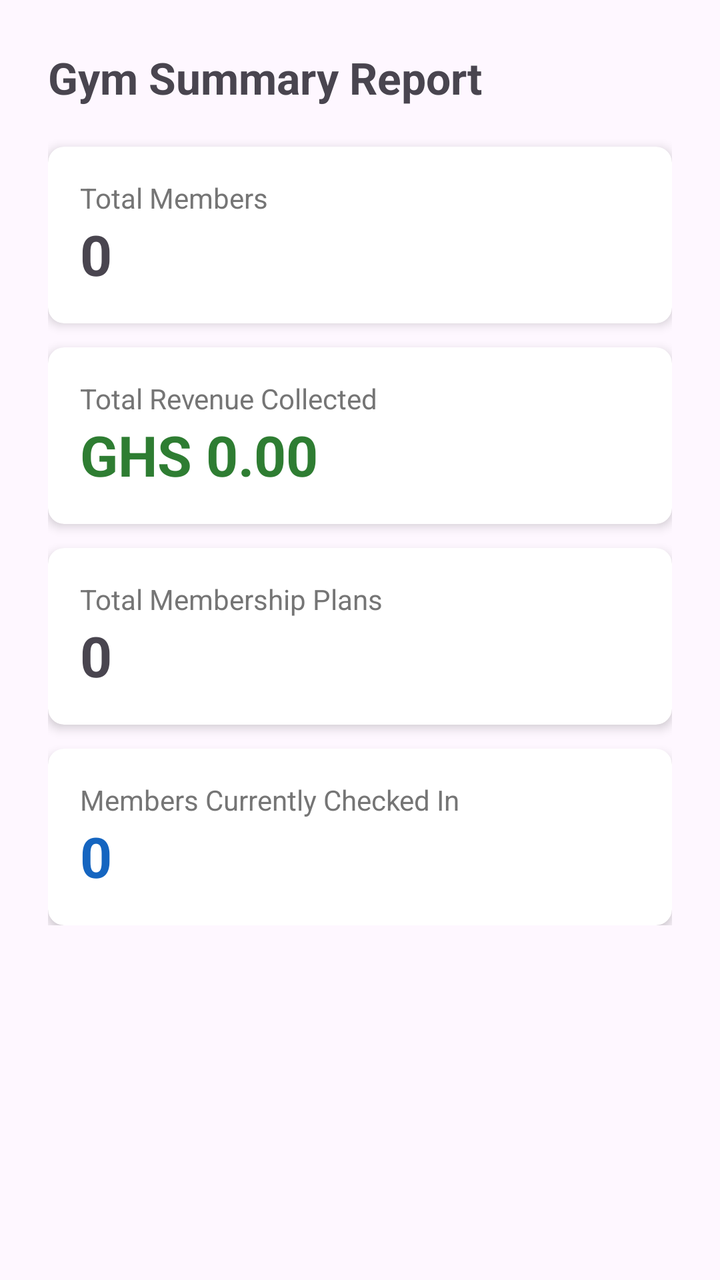
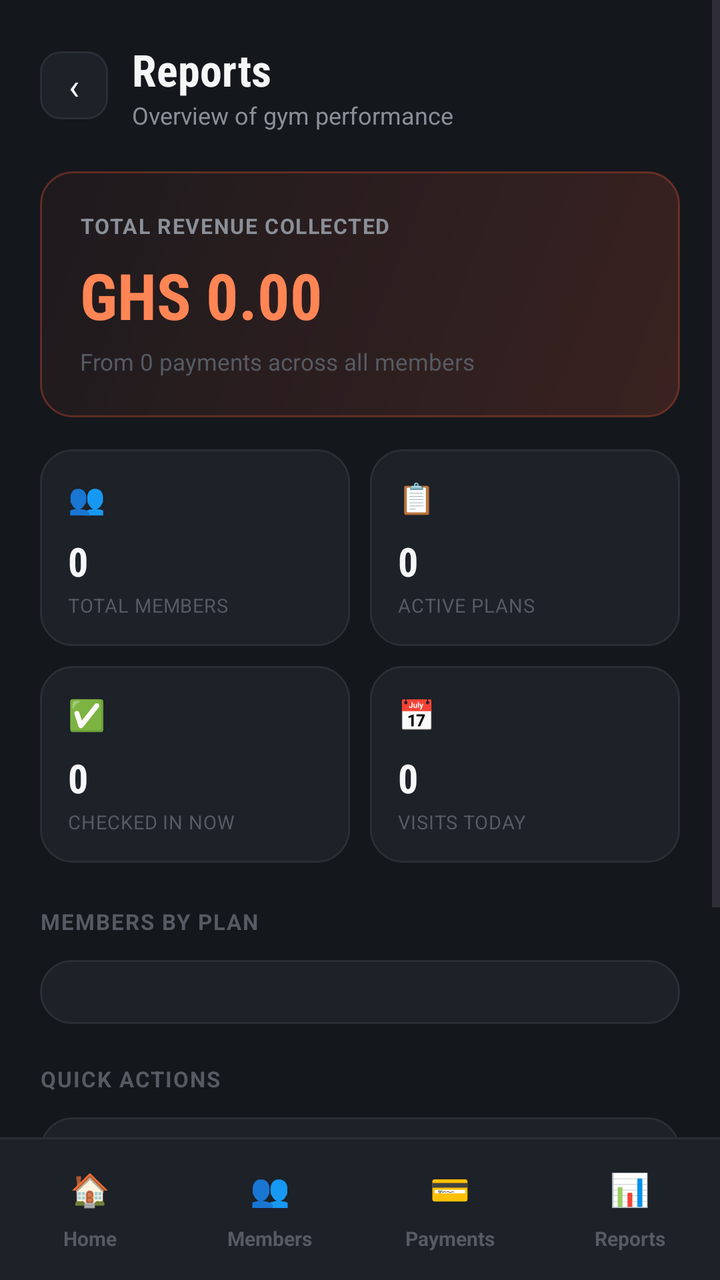

The first picture is an Android layout as it rendered before a commit; the second is the same layout after the commit. The layout source and the unified diff follow.
<!-- AndroidManifest.xml: application theme Theme.GymMembershipSystem -->
<!-- res/layout/activity_reports.xml -->
<?xml version="1.0" encoding="utf-8"?>
<ScrollView xmlns:android="http://schemas.android.com/apk/res/android"
    android:layout_width="match_parent"
    android:layout_height="match_parent">

    <LinearLayout
        android:layout_width="match_parent"
        android:layout_height="wrap_content"
        android:orientation="vertical"
        android:padding="24dp">

        <TextView
            android:layout_width="wrap_content"
            android:layout_height="wrap_content"
            android:text="Gym Summary Report"
            android:textSize="22sp"
            android:textStyle="bold"
            android:layout_marginBottom="20dp" />

        <androidx.cardview.widget.CardView
            android:layout_width="match_parent"
            android:layout_height="wrap_content"
            app:cardCornerRadius="8dp"
            app:cardElevation="3dp"
            android:layout_marginBottom="12dp"
            xmlns:app="http://schemas.android.com/apk/res-auto">

            <LinearLayout
                android:layout_width="match_parent"
                android:layout_height="wrap_content"
                android:orientation="vertical"
                android:padding="16dp">

                <TextView
                    android:layout_width="match_parent"
                    android:layout_height="wrap_content"
                    android:text="Total Members"
                    android:textColor="#757575" />

                <TextView
                    android:id="@+id/tvTotalMembers"
                    android:layout_width="match_parent"
                    android:layout_height="wrap_content"
                    android:text="0"
                    android:textSize="28sp"
                    android:textStyle="bold" />

            </LinearLayout>
        </androidx.cardview.widget.CardView>

        <androidx.cardview.widget.CardView
            android:layout_width="match_parent"
            android:layout_height="wrap_content"
            app:cardCornerRadius="8dp"
            app:cardElevation="3dp"
            android:layout_marginBottom="12dp"
            xmlns:app="http://schemas.android.com/apk/res-auto">

            <LinearLayout
                android:layout_width="match_parent"
                android:layout_height="wrap_content"
                android:orientation="vertical"
                android:padding="16dp">

                <TextView
                    android:layout_width="match_parent"
                    android:layout_height="wrap_content"
                    android:text="Total Revenue Collected"
                    android:textColor="#757575" />

                <TextView
                    android:id="@+id/tvTotalRevenue"
                    android:layout_width="match_parent"
                    android:layout_height="wrap_content"
                    android:text="GHS 0.00"
                    android:textSize="28sp"
                    android:textStyle="bold"
                    android:textColor="#2E7D32" />

            </LinearLayout>
        </androidx.cardview.widget.CardView>

        <androidx.cardview.widget.CardView
            android:layout_width="match_parent"
            android:layout_height="wrap_content"
            app:cardCornerRadius="8dp"
            app:cardElevation="3dp"
            android:layout_marginBottom="12dp"
            xmlns:app="http://schemas.android.com/apk/res-auto">

            <LinearLayout
                android:layout_width="match_parent"
                android:layout_height="wrap_content"
                android:orientation="vertical"
                android:padding="16dp">

                <TextView
                    android:layout_width="match_parent"
                    android:layout_height="wrap_content"
                    android:text="Total Membership Plans"
                    android:textColor="#757575" />

                <TextView
                    android:id="@+id/tvTotalPlans"
                    android:layout_width="match_parent"
                    android:layout_height="wrap_content"
                    android:text="0"
                    android:textSize="28sp"
                    android:textStyle="bold" />

            </LinearLayout>
        </androidx.cardview.widget.CardView>

        <androidx.cardview.widget.CardView
            android:layout_width="match_parent"
            android:layout_height="wrap_content"
            app:cardCornerRadius="8dp"
            app:cardElevation="3dp"
            xmlns:app="http://schemas.android.com/apk/res-auto">

            <LinearLayout
                android:layout_width="match_parent"
                android:layout_height="wrap_content"
                android:orientation="vertical"
                android:padding="16dp">

                <TextView
                    android:layout_width="match_parent"
                    android:layout_height="wrap_content"
                    android:text="Members Currently Checked In"
                    android:textColor="#757575" />

                <TextView
                    android:id="@+id/tvCheckedIn"
                    android:layout_width="match_parent"
                    android:layout_height="wrap_content"
                    android:text="0"
                    android:textSize="28sp"
                    android:textStyle="bold"
                    android:textColor="#1565C0" />

            </LinearLayout>
        </androidx.cardview.widget.CardView>

    </LinearLayout>

</ScrollView>
<!-- resources referenced by this layout -->
<resources>
  <style name="Theme.GymMembershipSystem" parent="Base.Theme.GymMembershipSystem" />
  <style name="Base.Theme.GymMembershipSystem" parent="Theme.Material3.DayNight.NoActionBar">
          
          
      </style>
</resources>

<!-- the commit's change to res/layout/activity_reports.xml (unified diff, before → after) -->
@@ -1,147 +1,542 @@
 <?xml version="1.0" encoding="utf-8"?>
-<ScrollView xmlns:android="http://schemas.android.com/apk/res/android"
+<LinearLayout xmlns:android="http://schemas.android.com/apk/res/android"
     android:layout_width="match_parent"
-    android:layout_height="match_parent">
+    android:layout_height="match_parent"
+    android:orientation="vertical"
+    android:background="@color/bg_dark">
+
+    <ScrollView
+        android:layout_width="match_parent"
+        android:layout_height="0dp"
+        android:layout_weight="1">
+
+        <LinearLayout
+            android:layout_width="match_parent"
+            android:layout_height="wrap_content"
+            android:orientation="vertical"
+            android:padding="20dp"
+            android:paddingTop="50dp">
+
+        <LinearLayout
+            android:layout_width="match_parent"
+            android:layout_height="wrap_content"
+            android:orientation="horizontal"
+            android:gravity="center_vertical"
+            android:layout_marginBottom="20dp">
+
+            <TextView
+                android:id="@+id/btnBack"
+                android:layout_width="34dp"
+                android:layout_height="34dp"
+                android:background="@drawable/bg_back_chip"
+                android:gravity="center"
+                android:text="‹"
+                android:textColor="@color/text_primary"
+                android:textSize="18sp"
+                android:clickable="true"
+                android:focusable="true" />
+
+            <LinearLayout
+                android:layout_width="0dp"
+                android:layout_height="wrap_content"
+                android:layout_weight="1"
+                android:orientation="vertical"
+                android:layout_marginStart="12dp">
+
+                <TextView
+                    android:layout_width="wrap_content"
+                    android:layout_height="wrap_content"
+                    android:text="Reports"
+                    android:textColor="@color/text_primary"
+                    android:textSize="22sp"
+                    android:fontFamily="sans-serif-condensed"
+                    android:textStyle="bold" />
+
+                <TextView
+                    android:layout_width="wrap_content"
+                    android:layout_height="wrap_content"
+                    android:text="Overview of gym performance"
+                    android:textColor="@color/text_secondary"
+                    android:textSize="12sp" />
+
+            </LinearLayout>
+
+        </LinearLayout>
+
+        <LinearLayout
+            android:layout_width="match_parent"
+            android:layout_height="wrap_content"
+            android:orientation="vertical"
+            android:background="@drawable/bg_reports_card"
+            android:padding="20dp"
+            android:layout_marginBottom="16dp">
+
+            <TextView
+                android:layout_width="wrap_content"
+                android:layout_height="wrap_content"
+                android:text="TOTAL REVENUE COLLECTED"
+                android:textColor="@color/text_secondary"
+                android:textSize="10.5sp"
+                android:letterSpacing="0.05"
+                android:textStyle="bold"
+                android:layout_marginBottom="6dp" />
+
+            <TextView
+                android:id="@+id/tvTotalRevenue"
+                android:layout_width="wrap_content"
+                android:layout_height="wrap_content"
+                android:text="GHS 0.00"
+                android:textColor="@color/accent_orange_light"
+                android:textSize="32sp"
+                android:fontFamily="sans-serif-condensed"
+                android:textStyle="bold"
+                android:layout_marginBottom="4dp" />
+
+            <TextView
+                android:id="@+id/tvRevenueNote"
+                android:layout_width="wrap_content"
+                android:layout_height="wrap_content"
+                android:text="From 0 payments across all members"
+                android:textColor="@color/text_muted"
+                android:textSize="11.5sp" />
+
+        </LinearLayout>
+
+        <LinearLayout
+            android:layout_width="match_parent"
+            android:layout_height="wrap_content"
+            android:orientation="horizontal"
+            android:layout_marginBottom="10dp">
+
+            <LinearLayout
+                android:layout_width="0dp"
+                android:layout_height="wrap_content"
+                android:layout_weight="1"
+                android:orientation="vertical"
+                android:background="@drawable/bg_card_dark"
+                android:padding="14dp"
+                android:layout_marginEnd="5dp">
+
+                <TextView
+                    android:layout_width="wrap_content"
+                    android:layout_height="wrap_content"
+                    android:text="👥"
+                    android:textSize="15sp"
+                    android:layout_marginBottom="8dp" />
+
+                <TextView
+                    android:id="@+id/tvTotalMembers"
+                    android:layout_width="wrap_content"
+                    android:layout_height="wrap_content"
+                    android:text="0"
+                    android:textColor="@color/text_primary"
+                    android:textSize="20sp"
+                    android:fontFamily="sans-serif-condensed"
+                    android:textStyle="bold" />
+
+                <TextView
+                    android:layout_width="wrap_content"
+                    android:layout_height="wrap_content"
+                    android:text="TOTAL MEMBERS"
+                    android:textColor="@color/text_muted"
+                    android:textSize="9.5sp"
+                    android:letterSpacing="0.03"
+                    android:layout_marginTop="2dp" />
+
+            </LinearLayout>
+
+            <LinearLayout
+                android:layout_width="0dp"
+                android:layout_height="wrap_content"
+                android:layout_weight="1"
+                android:orientation="vertical"
+                android:background="@drawable/bg_card_dark"
+                android:padding="14dp"
+                android:layout_marginStart="5dp">
+
+                <TextView
+                    android:layout_width="wrap_content"
+                    android:layout_height="wrap_content"
+                    android:text="📋"
+                    android:textSize="15sp"
+                    android:layout_marginBottom="8dp" />
+
+                <TextView
+                    android:id="@+id/tvTotalPlans"
+                    android:layout_width="wrap_content"
+                    android:layout_height="wrap_content"
+                    android:text="0"
+                    android:textColor="@color/text_primary"
+                    android:textSize="20sp"
+                    android:fontFamily="sans-serif-condensed"
+                    android:textStyle="bold" />
+
+                <TextView
+                    android:layout_width="wrap_content"
+                    android:layout_height="wrap_content"
+                    android:text="ACTIVE PLANS"
+                    android:textColor="@color/text_muted"
+                    android:textSize="9.5sp"
+                    android:letterSpacing="0.03"
+                    android:layout_marginTop="2dp" />
+
+            </LinearLayout>
+
+        </LinearLayout>
+
+        <LinearLayout
+            android:layout_width="match_parent"
+            android:layout_height="wrap_content"
+            android:orientation="horizontal"
+            android:layout_marginBottom="22dp">
+
+            <LinearLayout
+                android:layout_width="0dp"
+                android:layout_height="wrap_content"
+                android:layout_weight="1"
+                android:orientation="vertical"
+                android:background="@drawable/bg_card_dark"
+                android:padding="14dp"
+                android:layout_marginEnd="5dp">
+
+                <TextView
+                    android:layout_width="wrap_content"
+                    android:layout_height="wrap_content"
+                    android:text="✅"
+                    android:textSize="15sp"
+                    android:layout_marginBottom="8dp" />
+
+                <TextView
+                    android:id="@+id/tvCheckedIn"
+                    android:layout_width="wrap_content"
+                    android:layout_height="wrap_content"
+                    android:text="0"
+                    android:textColor="@color/text_primary"
+                    android:textSize="20sp"
+                    android:fontFamily="sans-serif-condensed"
+                    android:textStyle="bold" />
+
+                <TextView
+                    android:layout_width="wrap_content"
+                    android:layout_height="wrap_content"
+                    android:text="CHECKED IN NOW"
+                    android:textColor="@color/text_muted"
+                    android:textSize="9.5sp"
+                    android:letterSpacing="0.03"
+                    android:layout_marginTop="2dp" />
+
+            </LinearLayout>
+
+            <LinearLayout
+                android:layout_width="0dp"
+                android:layout_height="wrap_content"
+                android:layout_weight="1"
+                android:orientation="vertical"
+                android:background="@drawable/bg_card_dark"
+                android:padding="14dp"
+                android:layout_marginStart="5dp">
+
+                <TextView
+                    android:layout_width="wrap_content"
+                    android:layout_height="wrap_content"
+                    android:text="📅"
+                    android:textSize="15sp"
+                    android:layout_marginBottom="8dp" />
+
+                <TextView
+                    android:id="@+id/tvVisitsToday"
+                    android:layout_width="wrap_content"
+                    android:layout_height="wrap_content"
+                    android:text="0"
+                    android:textColor="@color/text_primary"
+                    android:textSize="20sp"
+                    android:fontFamily="sans-serif-condensed"
+                    android:textStyle="bold" />
+
+                <TextView
+                    android:layout_width="wrap_content"
+                    android:layout_height="wrap_content"
+                    android:text="VISITS TODAY"
+                    android:textColor="@color/text_muted"
+                    android:textSize="9.5sp"
+                    android:letterSpacing="0.03"
+                    android:layout_marginTop="2dp" />
+
+            </LinearLayout>
+
+        </LinearLayout>
+
+        <TextView
+            android:layout_width="wrap_content"
+            android:layout_height="wrap_content"
+            android:text="MEMBERS BY PLAN"
+            android:textColor="@color/text_muted"
+            android:textSize="11sp"
+            android:letterSpacing="0.06"
+            android:textStyle="bold"
+            android:layout_marginBottom="12dp" />
+
+        <LinearLayout
+            android:id="@+id/distributionContainer"
+            android:layout_width="match_parent"
+            android:layout_height="wrap_content"
+            android:orientation="vertical"
+            android:background="@drawable/bg_card_dark"
+            android:padding="16dp"
+            android:layout_marginBottom="20dp" />
+
+        <TextView
+            android:layout_width="wrap_content"
+            android:layout_height="wrap_content"
+            android:text="QUICK ACTIONS"
+            android:textColor="@color/text_muted"
+            android:textSize="11sp"
+            android:letterSpacing="0.06"
+            android:textStyle="bold"
+            android:layout_marginBottom="12dp" />
+
+        <LinearLayout
+            android:id="@+id/btnViewMembers"
+            android:layout_width="match_parent"
+            android:layout_height="wrap_content"
+            android:orientation="horizontal"
+            android:gravity="center_vertical"
+            android:background="@drawable/bg_card_dark"
+            android:foreground="?attr/selectableItemBackground"
+            android:clickable="true"
+            android:focusable="true"
+            android:padding="14dp"
+            android:layout_marginBottom="10dp">
+
+            <TextView
+                android:layout_width="34dp"
+                android:layout_height="34dp"
+                android:background="@drawable/bg_quick_link_icon"
+                android:gravity="center"
+                android:text="👥"
+                android:textSize="15sp"
+                android:layout_marginEnd="12dp" />
+
+            <TextView
+                android:layout_width="0dp"
+                android:layout_height="wrap_content"
+                android:layout_weight="1"
+                android:text="View All Members"
+                android:textColor="@color/text_primary"
+                android:textSize="13.5sp"
+                android:textStyle="bold" />
+
+            <TextView
+                android:layout_width="wrap_content"
+                android:layout_height="wrap_content"
+                android:text="›"
+                android:textColor="@color/text_muted"
+                android:textSize="16sp" />
+
+        </LinearLayout>
+
+        <LinearLayout
+            android:id="@+id/btnViewPayments"
+            android:layout_width="match_parent"
+            android:layout_height="wrap_content"
+            android:orientation="horizontal"
+            android:gravity="center_vertical"
+            android:background="@drawable/bg_card_dark"
+            android:foreground="?attr/selectableItemBackground"
+            android:clickable="true"
+            android:focusable="true"
+            android:padding="14dp">
+
+            <TextView
+                android:layout_width="34dp"
+                android:layout_height="34dp"
+                android:background="@drawable/bg_quick_link_icon"
+                android:gravity="center"
+                android:text="💳"
+                android:textSize="15sp"
+                android:layout_marginEnd="12dp" />
+
+            <TextView
+                android:layout_width="0dp"
+                android:layout_height="wrap_content"
+                android:layout_weight="1"
+                android:text="View All Payments"
+                android:textColor="@color/text_primary"
+                android:textSize="13.5sp"
+                android:textStyle="bold" />
+
+            <TextView
+                android:layout_width="wrap_content"
+                android:layout_height="wrap_content"
+                android:text="›"
+                android:textColor="@color/text_muted"
+                android:textSize="16sp" />
+
+        </LinearLayout>
+
+        </LinearLayout>
+
+    </ScrollView>
+
+    <include layout="@layout/layout_bottom_nav" />
+
+</LinearLayout>
+<!-- res/layout/layout_bottom_nav.xml (included above) -->
+<?xml version="1.0" encoding="utf-8"?>
+<LinearLayout xmlns:android="http://schemas.android.com/apk/res/android"
+    android:layout_width="match_parent"
+    android:layout_height="wrap_content"
+    android:orientation="vertical">
+
+    <View
+        android:layout_width="match_parent"
+        android:layout_height="1dp"
+        android:background="@color/border_dark" />
 
     <LinearLayout
         android:layout_width="match_parent"
         android:layout_height="wrap_content"
-        android:orientation="vertical"
-        android:padding="24dp">
-
-        <TextView
-            android:layout_width="wrap_content"
-            android:layout_height="wrap_content"
-            android:text="Gym Summary Report"
-            android:textSize="22sp"
-            android:textStyle="bold"
-            android:layout_marginBottom="20dp" />
-
-        <androidx.cardview.widget.CardView
-            android:layout_width="match_parent"
-            android:layout_height="wrap_content"
-            app:cardCornerRadius="8dp"
-            app:cardElevation="3dp"
-            android:layout_marginBottom="12dp"
-            xmlns:app="http://schemas.android.com/apk/res-auto">
-
-            <LinearLayout
-                android:layout_width="match_parent"
-                android:layout_height="wrap_content"
-                android:orientation="vertical"
-                android:padding="16dp">
-
-                <TextView
-                    android:layout_width="match_parent"
-                    android:layout_height="wrap_content"
-                    android:text="Total Members"
-                    android:textColor="#757575" />
-
-                <TextView
-                    android:id="@+id/tvTotalMembers"
-                    android:layout_width="match_parent"
-                    android:layout_height="wrap_content"
-                    android:text="0"
-                    android:textSize="28sp"
-                    android:textStyle="bold" />
-
-            </LinearLayout>
-        </androidx.cardview.widget.CardView>
-
-        <androidx.cardview.widget.CardView
-            android:layout_width="match_parent"
-            android:layout_height="wrap_content"
-            app:cardCornerRadius="8dp"
-            app:cardElevation="3dp"
-            android:layout_marginBottom="12dp"
-            xmlns:app="http://schemas.android.com/apk/res-auto">
-
-            <LinearLayout
-                android:layout_width="match_parent"
-                android:layout_height="wrap_content"
-                android:orientation="vertical"
-                android:padding="16dp">
-
-                <TextView
-                    android:layout_width="match_parent"
-                    android:layout_height="wrap_content"
-                    android:text="Total Revenue Collected"
-                    android:textColor="#757575" />
-
-                <TextView
-                    android:id="@+id/tvTotalRevenue"
-                    android:layout_width="match_parent"
-                    android:layout_height="wrap_content"
-                    android:text="GHS 0.00"
-                    android:textSize="28sp"
-                    android:textStyle="bold"
-                    android:textColor="#2E7D32" />
-
-            </LinearLayout>
-        </androidx.cardview.widget.CardView>
-
-        <androidx.cardview.widget.CardView
-            android:layout_width="match_parent"
-            android:layout_height="wrap_content"
-            app:cardCornerRadius="8dp"
-            app:cardElevation="3dp"
-            android:layout_marginBottom="12dp"
-            xmlns:app="http://schemas.android.com/apk/res-auto">
-
-            <LinearLayout
-                android:layout_width="match_parent"
-                android:layout_height="wrap_content"
-                android:orientation="vertical"
-                android:padding="16dp">
-
-                <TextView
-                    android:layout_width="match_parent"
-                    android:layout_height="wrap_content"
-                    android:text="Total Membership Plans"
-                    android:textColor="#757575" />
-
-                <TextView
-                    android:id="@+id/tvTotalPlans"
-                    android:layout_width="match_parent"
-                    android:layout_height="wrap_content"
-                    android:text="0"
-                    android:textSize="28sp"
-                    android:textStyle="bold" />
-
-            </LinearLayout>
-        </androidx.cardview.widget.CardView>
-
-        <androidx.cardview.widget.CardView
-            android:layout_width="match_parent"
-            android:layout_height="wrap_content"
-            app:cardCornerRadius="8dp"
-            app:cardElevation="3dp"
-            xmlns:app="http://schemas.android.com/apk/res-auto">
-
-            <LinearLayout
-                android:layout_width="match_parent"
-                android:layout_height="wrap_content"
-                android:orientation="vertical"
-                android:padding="16dp">
-
-                <TextView
-                    android:layout_width="match_parent"
-                    android:layout_height="wrap_content"
-                    android:text="Members Currently Checked In"
-                    android:textColor="#757575" />
-
-                <TextView
-                    android:id="@+id/tvCheckedIn"
-                    android:layout_width="match_parent"
-                    android:layout_height="wrap_content"
-                    android:text="0"
-                    android:textSize="28sp"
-                    android:textStyle="bold"
-                    android:textColor="#1565C0" />
-
-            </LinearLayout>
-        </androidx.cardview.widget.CardView>
+        android:orientation="horizontal"
+        android:background="@color/surface_dark"
+        android:paddingTop="10dp"
+        android:paddingBottom="14dp">
+
+        <LinearLayout
+            android:id="@+id/navHome"
+            android:layout_width="0dp"
+            android:layout_height="wrap_content"
+            android:layout_weight="1"
+            android:orientation="vertical"
+            android:gravity="center"
+            android:clickable="true"
+            android:focusable="true">
+
+            <TextView
+                android:id="@+id/iconWrapHome"
+                android:layout_width="wrap_content"
+                android:layout_height="wrap_content"
+                android:paddingStart="14dp"
+                android:paddingEnd="14dp"
+                android:paddingTop="4dp"
+                android:paddingBottom="4dp"
+                android:text="🏠"
+                android:textSize="16sp"
+                android:gravity="center" />
+
+            <TextView
+                android:id="@+id/labelHome"
+                android:layout_width="wrap_content"
+                android:layout_height="wrap_content"
+                android:layout_marginTop="3dp"
+                android:text="Home"
+                android:textColor="@color/text_muted"
+                android:textSize="10sp"
+                android:textStyle="bold" />
+
+        </LinearLayout>
+
+        <LinearLayout
+            android:id="@+id/navMembers"
+            android:layout_width="0dp"
+            android:layout_height="wrap_content"
+            android:layout_weight="1"
+            android:orientation="vertical"
+            android:gravity="center"
+            android:clickable="true"
+            android:focusable="true">
+
+            <TextView
+                android:id="@+id/iconWrapMembers"
+                android:layout_width="wrap_content"
+                android:layout_height="wrap_content"
+                android:paddingStart="14dp"
+                android:paddingEnd="14dp"
+                android:paddingTop="4dp"
+                android:paddingBottom="4dp"
+                android:text="👥"
+                android:textSize="16sp"
+                android:gravity="center" />
+
+            <TextView
+                android:id="@+id/labelMembers"
+                android:layout_width="wrap_content"
+                android:layout_height="wrap_content"
+                android:layout_marginTop="3dp"
+                android:text="Members"
+                android:textColor="@color/text_muted"
+                android:textSize="10sp"
+                android:textStyle="bold" />
+
+        </LinearLayout>
+
+        <LinearLayout
+            android:id="@+id/navPayments"
+            android:layout_width="0dp"
+            android:layout_height="wrap_content"
+            android:layout_weight="1"
+            android:orientation="vertical"
+            android:gravity="center"
+            android:clickable="true"
+            android:focusable="true">
+
+            <TextView
+                android:id="@+id/iconWrapPayments"
+                android:layout_width="wrap_content"
+                android:layout_height="wrap_content"
+                android:paddingStart="14dp"
+                android:paddingEnd="14dp"
+                android:paddingTop="4dp"
+                android:paddingBottom="4dp"
+                android:text="💳"
+                android:textSize="16sp"
+                android:gravity="center" />
+
+            <TextView
+                android:id="@+id/labelPayments"
+                android:layout_width="wrap_content"
+                android:layout_height="wrap_content"
+                android:layout_marginTop="3dp"
+                android:text="Payments"
+                android:textColor="@color/text_muted"
+                android:textSize="10sp"
+                android:textStyle="bold" />
+
+        </LinearLayout>
+
+        <LinearLayout
+            android:id="@+id/navReports"
+            android:layout_width="0dp"
+            android:layout_height="wrap_content"
+            android:layout_weight="1"
+            android:orientation="vertical"
+            android:gravity="center"
+            android:clickable="true"
+            android:focusable="true">
+
+            <TextView
+                android:id="@+id/iconWrapReports"
+                android:layout_width="wrap_content"
+                android:layout_height="wrap_content"
+                android:paddingStart="14dp"
+                android:paddingEnd="14dp"
+                android:paddingTop="4dp"
+                android:paddingBottom="4dp"
+                android:text="📊"
+                android:textSize="16sp"
+                android:gravity="center" />
+
+            <TextView
+                android:id="@+id/labelReports"
+                android:layout_width="wrap_content"
+                android:layout_height="wrap_content"
+                android:layout_marginTop="3dp"
+                android:text="Reports"
+                android:textColor="@color/text_muted"
+                android:textSize="10sp"
+                android:textStyle="bold" />
+
+        </LinearLayout>
 
     </LinearLayout>
 
-</ScrollView>
+</LinearLayout>
<!-- resource entries referenced after the edit -->
@@ -1,6 +1,46 @@
 <!-- resources referenced by this layout -->
 <resources>
+  <color name="accent_orange_light">#FF8555</color>
+  <color name="bg_dark">#14171C</color>
+  <color name="border_dark">#2A2E35</color>
+  <color name="surface_dark">#1D2128</color>
+  <color name="text_muted">#565B63</color>
+  <color name="text_primary">#F5F6F7</color>
+  <color name="text_secondary">#8A8F98</color>
+  <!-- drawable bg_back_chip (drawable) -->
+  <?xml version="1.0" encoding="utf-8"?>
+  <shape xmlns:android="http://schemas.android.com/apk/res/android" android:shape="rectangle">
+      <solid android:color="@color/surface_dark" />
+      <stroke android:width="1dp" android:color="@color/border_dark" />
+      <corners android:radius="10dp" />
+  </shape>
+  <!-- drawable bg_card_dark (drawable) -->
+  <?xml version="1.0" encoding="utf-8"?>
+  <shape xmlns:android="http://schemas.android.com/apk/res/android" android:shape="rectangle">
+      <solid android:color="@color/surface_dark" />
+      <stroke android:width="1dp" android:color="@color/border_dark" />
+      <corners android:radius="16dp" />
+  </shape>
+  <!-- drawable bg_quick_link_icon (drawable) -->
+  <?xml version="1.0" encoding="utf-8"?>
+  <shape xmlns:android="http://schemas.android.com/apk/res/android" android:shape="rectangle">
+      <solid android:color="@color/accent_orange_tint" />
+      <corners android:radius="9dp" />
+  </shape>
+  <!-- drawable bg_reports_card (drawable) -->
+  <?xml version="1.0" encoding="utf-8"?>
+  <shape xmlns:android="http://schemas.android.com/apk/res/android" android:shape="rectangle">
+      <gradient
+          android:type="linear"
+          android:angle="135"
+          android:startColor="@color/accent_orange_tint"
+          android:endColor="#0AFF5A36" />
+      <stroke android:width="1dp" android:color="@color/reports_border" />
+      <corners android:radius="16dp" />
+  </shape>
   <style name="Theme.GymMembershipSystem" parent="Base.Theme.GymMembershipSystem" />
+  <color name="accent_orange_tint">#29FF5A36</color>
+  <color name="reports_border">#4DFF5A36</color>
   <style name="Base.Theme.GymMembershipSystem" parent="Theme.Material3.DayNight.NoActionBar">
           
           
